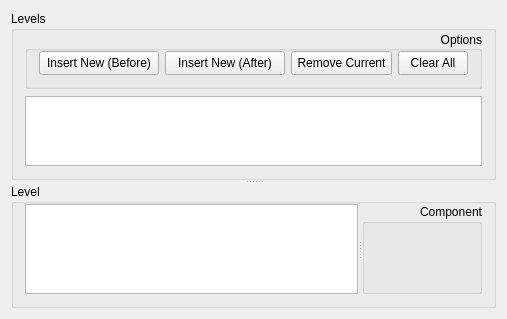
Old version of the form src/editor/LevelConfigWidget.ui in the repository KarimTakieddine/ProjectDiamond.
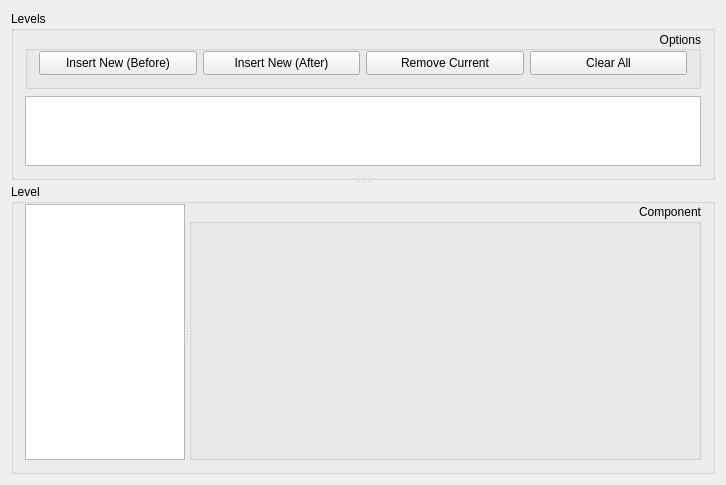
New version of the form.

Patch:
```diff
--- a/src/editor/LevelConfigWidget.ui
+++ b/src/editor/LevelConfigWidget.ui
@@ -6,8 +6,8 @@
    <rect>
     <x>0</x>
     <y>0</y>
-    <width>487</width>
-    <height>296</height>
+    <width>715</width>
+    <height>447</height>
    </rect>
   </property>
   <property name="windowTitle">
@@ -123,6 +123,18 @@
           <enum>Qt::Orientation::Horizontal</enum>
          </property>
          <widget class="QTreeView" name="levelConfigTreeView">
+          <property name="sizePolicy">
+           <sizepolicy hsizetype="Preferred" vsizetype="Preferred">
+            <horstretch>0</horstretch>
+            <verstretch>0</verstretch>
+           </sizepolicy>
+          </property>
+          <property name="minimumSize">
+           <size>
+            <width>160</width>
+            <height>128</height>
+           </size>
+          </property>
           <property name="editTriggers">
            <set>QAbstractItemView::EditTrigger::NoEditTriggers</set>
           </property>
@@ -139,8 +151,8 @@
           </property>
           <property name="minimumSize">
            <size>
-            <width>120</width>
-            <height>90</height>
+            <width>512</width>
+            <height>256</height>
            </size>
           </property>
           <property name="title">
```
